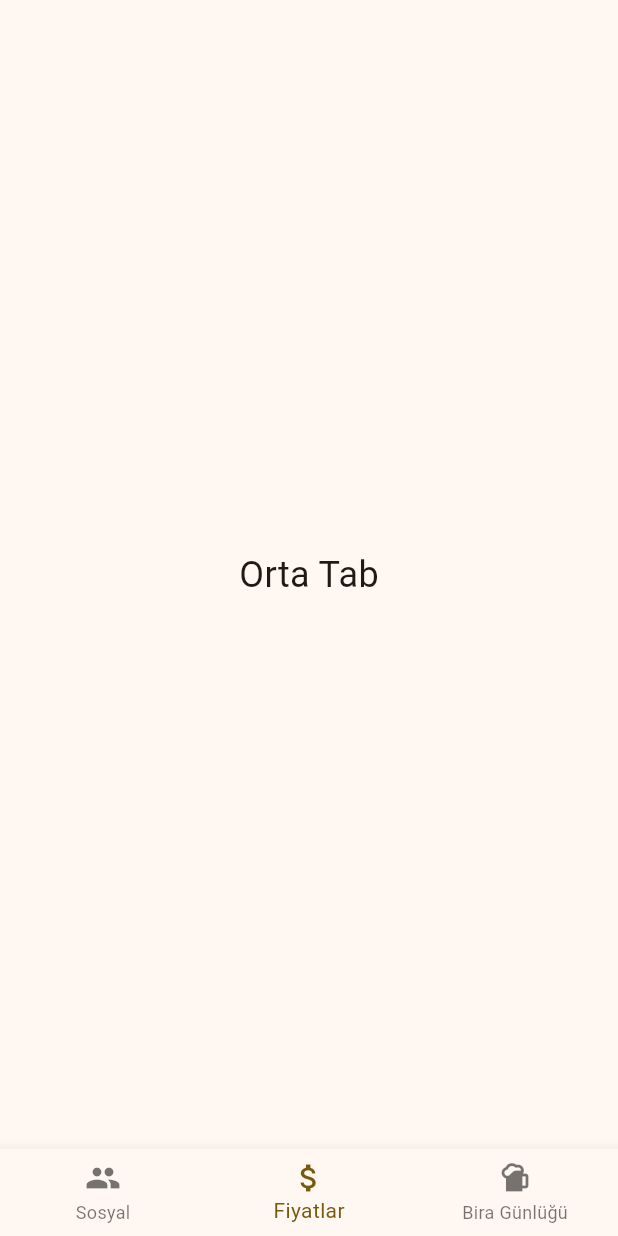
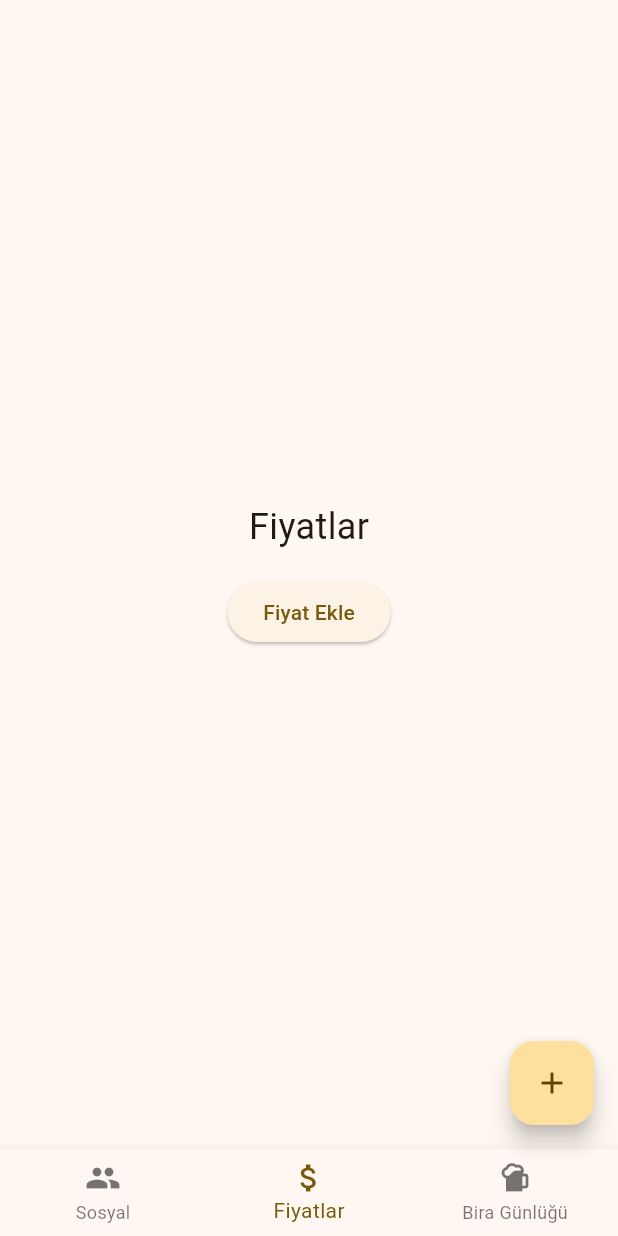
Before and after one commit to silaver/beer_app, a Flutter app: the screen it shows after launch, on a phone screen of 412 x 824 dp. Run offline on Flutter 3.47's test engine with Material 3 defaults, Android fonts, the phone set to English and light mode, and no system bars.

Commit message:
buton ekledim

```diff
--- a/lib/main.dart
+++ b/lib/main.dart
@@ -40,6 +40,14 @@ class _MainScreenState extends State<MainScreen> {
   Widget build(BuildContext context) {
     return Scaffold(
       body: pages[currentIndex],
+      floatingActionButton: currentIndex == 1
+          ? FloatingActionButton(
+              onPressed: () {
+                //EKLENECEK
+              },
+              child: const Icon(Icons.add),
+            )
+          : null,
       bottomNavigationBar: BottomNavigationBar(
         currentIndex: currentIndex,
         onTap: (index) {
@@ -77,8 +85,15 @@ class PriceFinderScreen extends StatelessWidget {
 
   @override
   Widget build(BuildContext context) {
-    return const Center(
-      child: Text('Orta Tab', style: TextStyle(fontSize: 24)),
+    return Center(
+      child: Column(
+        mainAxisSize: MainAxisSize.min,
+        children: [
+          const Text('Fiyatlar', style: TextStyle(fontSize: 24)),
+          const SizedBox(height: 16),
+          ElevatedButton(onPressed: () {}, child: const Text('Fiyat Ekle')),
+        ],
+      ),
     );
   }
 }
```
